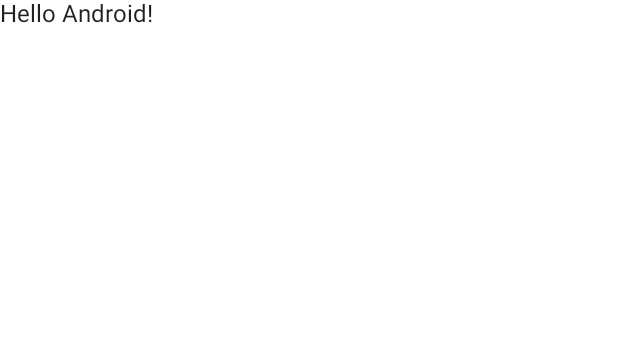
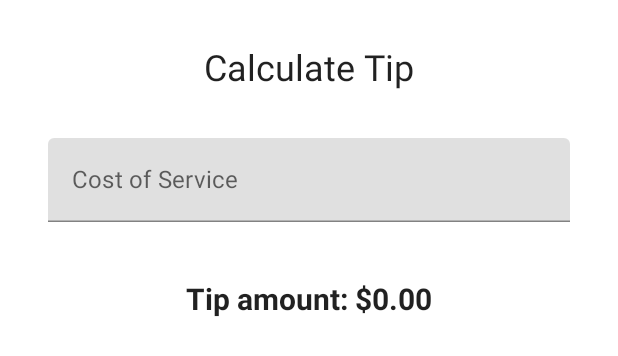
Before and after one commit to snorlaxbubba/tip_calculator, an Android app built with Jetpack Compose: the @Preview function DefaultPreview, on a phone screen of 412 x 824 dp. Shown: the top 356 px of the screen. Run offline under Robolectric (Android 15) with nearby library versions, the phone set to English and light mode, and no system bars.

Commit message:
Pre Assignment

```diff
--- a/app/src/main/java/com/example/tipcalculator/MainActivity.kt
+++ b/app/src/main/java/com/example/tipcalculator/MainActivity.kt
@@ -3,15 +3,28 @@ package com.example.tipcalculator
 import android.os.Bundle
 import androidx.activity.ComponentActivity
 import androidx.activity.compose.setContent
-import androidx.compose.foundation.layout.fillMaxSize
+import androidx.compose.foundation.layout.*
+import androidx.compose.foundation.text.KeyboardOptions
 import androidx.compose.material.MaterialTheme
 import androidx.compose.material.Surface
 import androidx.compose.material.Text
-import androidx.compose.runtime.Composable
+import androidx.compose.material.TextField
+import androidx.compose.runtime.*
 import androidx.compose.ui.Modifier
 import androidx.compose.ui.tooling.preview.Preview
+import androidx.compose.ui.unit.dp
 import com.example.tipcalculator.ui.theme.TipCalculatorTheme
-
+import androidx.compose.ui.Alignment
+import androidx.compose.ui.res.stringResource
+import androidx.compose.ui.unit.dp
+import androidx.compose.ui.unit.sp
+import androidx.compose.runtime.remember
+import androidx.compose.runtime.getValue
+import androidx.compose.runtime.setValue
+import androidx.compose.runtime.mutableStateOf
+import androidx.compose.ui.text.font.FontWeight
+import androidx.compose.ui.text.input.KeyboardType
+import java.text.NumberFormat
 class MainActivity : ComponentActivity() {
     override fun onCreate(savedInstanceState: Bundle?) {
         super.onCreate(savedInstanceState)
@@ -22,7 +35,7 @@ class MainActivity : ComponentActivity() {
                     modifier = Modifier.fillMaxSize(),
                     color = MaterialTheme.colors.background
                 ) {
-                    Greeting("Android")
+                    TipCalculatorScreen()
                 }
             }
         }
@@ -30,14 +43,62 @@ class MainActivity : ComponentActivity() {
 }
 
 @Composable
-fun Greeting(name: String) {
-    Text(text = "Hello $name!")
+fun TipCalculatorScreen() {
+    var serviceCostAmountInput by remember { mutableStateOf("") }
+    val amount = serviceCostAmountInput.toDoubleOrNull() ?: 0.0
+    val tip = calculateTip(amount)
+    Column(
+        modifier = Modifier.padding(32.dp),
+        verticalArrangement = Arrangement.spacedBy(8.dp)
+    ) {
+        Text(
+            text = stringResource(R.string.tip_calculator_heading),
+            fontSize = 24.sp,
+            modifier = Modifier.align(Alignment.CenterHorizontally)
+        )
+        Spacer(Modifier.height(16.dp))
+        EditServiceCostField(
+            value = serviceCostAmountInput,
+            onValueChange = { serviceCostAmountInput = it }
+        )
+        Spacer(Modifier.height(24.dp))
+        Text(
+            text = stringResource(R.string.tip_amount, tip),
+            modifier = Modifier.align(Alignment.CenterHorizontally),
+            fontSize = 20.sp,
+            fontWeight = FontWeight.Bold
+        )
+
+    }
 }
-
+private fun calculateTip(
+    amount: Double,
+    tipPercent: Double = 15.0
+): String {
+    val tip = tipPercent / 100 * amount
+    return NumberFormat.getCurrencyInstance().format(tip)
+}
+@Composable
+fun EditServiceCostField(
+    value: String,
+    onValueChange: (String) -> Unit
+) {
+    var serviceCostAmountInput by remember { mutableStateOf("") }
+    val amount = serviceCostAmountInput.toDoubleOrNull() ?: 0.0
+    val tip = calculateTip(amount)
+        TextField(
+            value = value,
+            onValueChange = onValueChange,
+        label = { Text(stringResource(R.string.service_cost)) },
+        modifier = Modifier.fillMaxWidth(),
+        singleLine = true,
+        keyboardOptions = KeyboardOptions(keyboardType = KeyboardType.Number)
+    )
+}
 @Preview(showBackground = true)
 @Composable
 fun DefaultPreview() {
     TipCalculatorTheme {
-        Greeting("Android")
+        TipCalculatorScreen()
     }
 }
--- a/app/src/main/res/values/strings.xml
+++ b/app/src/main/res/values/strings.xml
@@ -1,3 +1,6 @@
 <resources>
     <string name="app_name">Tip Calculator</string>
+    <string name="tip_calculator_heading">Calculate Tip</string>
+    <string name="service_cost">Cost of Service</string>
+    <string name="tip_amount">Tip amount: %s</string>
 </resources>
```
